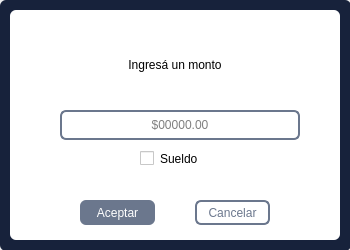
First picture: the form in View/saldo_plus.ui, repository PabloLionel/betahome, before the edit.
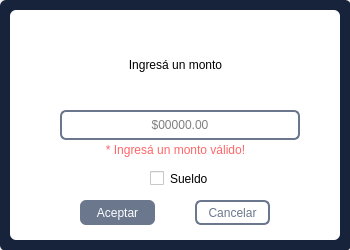
Second picture: the form after the edit.

Commit message: nuevoLog_agregadosLabelsAlerta

```diff
--- a/View/saldo_plus.ui
+++ b/View/saldo_plus.ui
@@ -162,9 +162,9 @@
     <widget class="QLabel" name="label">
      <property name="geometry">
       <rect>
-       <x>10</x>
+       <x>0</x>
        <y>40</y>
-       <width>310</width>
+       <width>331</width>
        <height>30</height>
       </rect>
      </property>
@@ -181,8 +181,8 @@
     <widget class="QCheckBox" name="checkBox">
      <property name="geometry">
       <rect>
-       <x>130</x>
-       <y>140</y>
+       <x>140</x>
+       <y>160</y>
        <width>70</width>
        <height>17</height>
       </rect>
@@ -194,6 +194,26 @@
       <string>Sueldo</string>
      </property>
     </widget>
+    <widget class="QLabel" name="label_ingreso_incorrecto_saldo">
+     <property name="geometry">
+      <rect>
+       <x>0</x>
+       <y>130</y>
+       <width>331</width>
+       <height>20</height>
+      </rect>
+     </property>
+     <property name="styleSheet">
+      <string notr="true">font: 25 10pt &quot;Roboto Light&quot;;
+color:  rgb(255, 103, 104);</string>
+     </property>
+     <property name="text">
+      <string>* Ingresá un monto válido!</string>
+     </property>
+     <property name="alignment">
+      <set>Qt::AlignCenter</set>
+     </property>
+    </widget>
    </widget>
    <zorder>widget</zorder>
    <zorder>widget_2</zorder>
```
Left out of the diff: 2 changed lines with no effect on the pictures. The commit also changes 4 other files.
